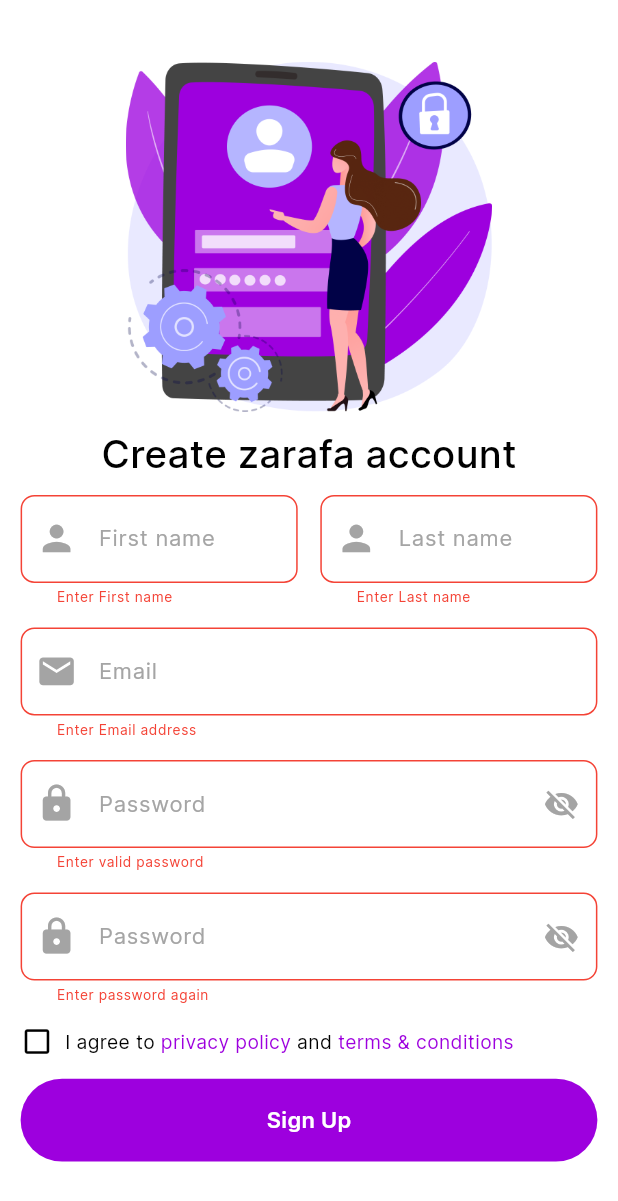
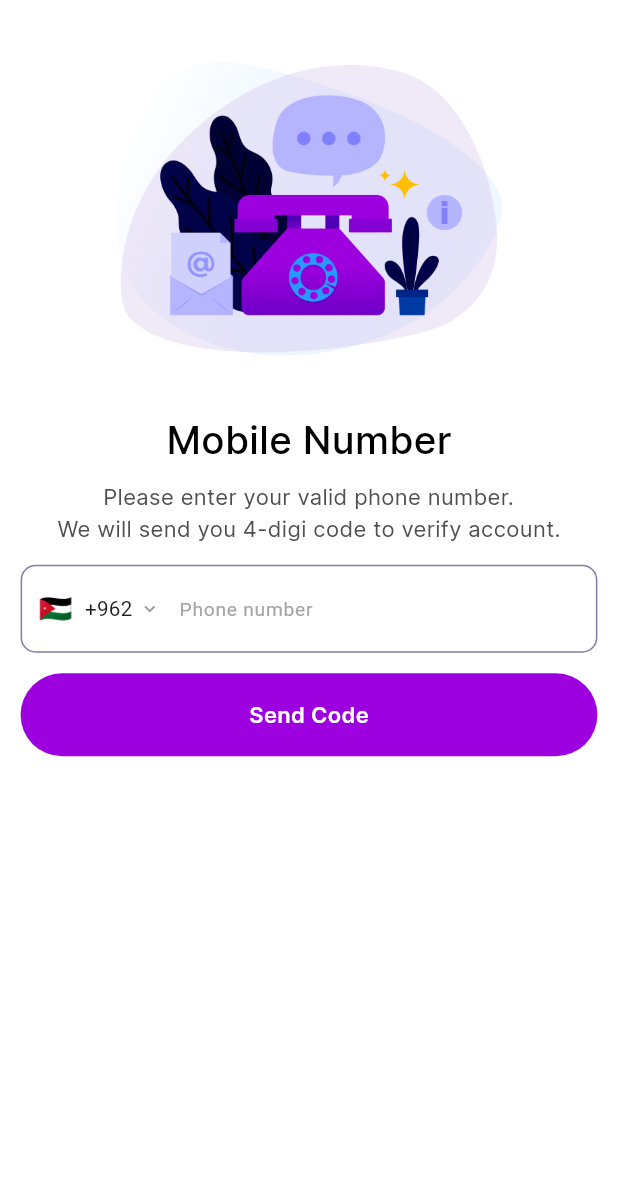
Before and after one commit to talha515/zarafa, a Flutter app: the screen it shows after launch, after a tap on "Sign Up", on a phone screen of 412 x 824 dp. Shown: the top 1201 px of the screen. Run offline on Flutter 3.47's test engine with Material 3 defaults, Android fonts, the phone set to English and light mode, and no system bars; drawn by our look-alikes of intl_phone_field; our stand-ins replace flutter_screenutil, get; Roboto replaces fonts that are missing (Cairo).

Commit message:
new push

```diff
--- /dev/null
+++ b/lib/screens/auth/mobile_number.dart
@@ -0,0 +1,139 @@
+import 'package:flutter/material.dart';
+import 'package:flutter_screenutil/flutter_screenutil.dart';
+import 'package:get/get_connect/http/src/utils/utils.dart';
+import 'package:zarafa/utils/button.dart';
+import 'package:zarafa/utils/colors.dart';
+import 'package:zarafa/utils/text_widget.dart';
+import 'package:intl_phone_field/intl_phone_field.dart';
+
+class MobileNUmber extends StatefulWidget {
+  const MobileNUmber({super.key});
+
+  @override
+  State<MobileNUmber> createState() => _MobileNUmberState();
+}
+
+class _MobileNUmberState extends State<MobileNUmber> {
+  @override
+  Widget build(BuildContext context) {
+    return Scaffold(
+      backgroundColor: whiteColor,
+      body: Padding(
+        padding: EdgeInsets.all(15.0.h),
+        child: Column(
+          crossAxisAlignment: CrossAxisAlignment.center,
+          children: [
+            SizedBox(
+              height: 30.h,
+            ),
+            Align(
+              alignment: Alignment.center,
+              child: Image.asset(
+                'assets/mobileNo.png',
+                height: 255.h,
+              ),
+            ),
+            // SizedBox(
+            //   height: 10.h,
+            // ),
+            TextWidget(
+              text: 'Mobile Number',
+              fontSize: 28.sp,
+              fontWeight: FontWeight.w500,
+            ),
+            SizedBox(
+              height: 10.h,
+            ),
+            TextWidget(
+              text: '''       Please enter your valid phone number.
+We will send you 4-digi code to verify account.''',
+              fontSize: 16.sp,
+              color: Color(0xff4f4f4f),
+              fontWeight: FontWeight.w400,
+            ),
+            SizedBox(
+              height: 15.h,
+            ),
+            IntlPhoneField(
+              onSubmitted: (value) {
+                // if(value){}
+              },
+              validator: (val) {
+                if (val!.number.isNotEmpty) {
+                  print('valid');
+                } else {
+                  print('object');
+                }
+              },
+              cursorColor: primaryColor,
+              style: TextStyle(
+                fontSize: 16.sp,
+                fontFamily: 'Cairo',
+              ),
+              autovalidateMode: AutovalidateMode.onUserInteraction,
+              dropdownTextStyle: TextStyle(
+                fontFamily: 'Cairo',
+                fontSize: 15.sp,
+              ),
+              flagsButtonPadding: EdgeInsets.only(left: 8.w),
+              showDropdownIcon: true,
+              dropdownIcon: Icon(
+                Icons.keyboard_arrow_down_rounded,
+                color: Colors.grey,
+                size: 15.w,
+              ),
+              dropdownIconPosition: IconPosition.trailing,
+              decoration: InputDecoration(
+                counterText: "",
+                filled: true,
+                isDense: true,
+                contentPadding:
+                    EdgeInsets.symmetric(horizontal: 20.w, vertical: 20.h),
+                fillColor: Colors.transparent,
+                errorStyle: TextStyle(
+                  color: Colors.red,
+                  fontFamily: 'Cairo',
+                  fontSize: 10.sp,
+                ),
+                focusedBorder: OutlineInputBorder(
+                  borderRadius: BorderRadius.circular(10),
+                  borderSide: BorderSide(
+                    width: 1.w,
+                    color: primaryColor,
+                  ),
+                ),
+                enabledBorder: OutlineInputBorder(
+                  borderRadius: BorderRadius.circular(10),
+                  borderSide:
+                      BorderSide(color: formfieldborderColor, width: 1.w),
+                ),
+                errorBorder: OutlineInputBorder(
+                  borderRadius: BorderRadius.circular(10),
+                  borderSide: BorderSide(color: Colors.red, width: 1.w),
+                ),
+                focusedErrorBorder: OutlineInputBorder(
+                  borderRadius: BorderRadius.circular(10),
+                  borderSide: BorderSide(color: Colors.red, width: 1.w),
+                ),
+                hintText: 'Phone number',
+                hintStyle: TextStyle(
+                  color: hinttextColor,
+                  fontFamily: 'Cairo',
+                  fontSize: 14.sp,
+                ),
+              ),
+              initialCountryCode: 'JO',
+              onChanged: (p) {},
+            ),
+            SizedBox(
+              height: 15.h,
+            ),
+            Button(
+              text: 'Send Code',
+            )
+          ],
+        ),
+      ),
+    );
+  }
+}
--- a/lib/screens/auth/sign_up.dart
+++ b/lib/screens/auth/sign_up.dart
@@ -1,5 +1,7 @@
 import 'package:flutter/material.dart';
 import 'package:flutter_screenutil/flutter_screenutil.dart';
+import 'package:get/get.dart';
+import 'package:zarafa/screens/auth/mobile_number.dart';
 import 'package:zarafa/utils/button.dart';
 import 'package:zarafa/utils/colors.dart';
 import 'package:zarafa/utils/text_field.dart';
@@ -203,12 +205,15 @@ class _SignUpState extends State<SignUp> {
                 height: 15.h,
               ),
               Button(
+                borderRadius: 10.r,
                 onTap: () {
-                  if (_formkey.currentState!.validate()) {
-                    print('congrats');
-                  } else {
-                    print('error');
-                  }
+                  Get.to(() => MobileNUmber());
+                  // if (_formkey.currentState!.validate()) {
+                  //   print('congrats');
+                  //   Get.to(() => MobileNUmber());
+                  // } else {
+                  //   print('error');
+                  // }
                 },
                 text: 'Sign Up',
               )
--- a/pubspec.yaml
+++ b/pubspec.yaml
@@ -37,6 +37,7 @@ dependencies:
   cupertino_icons: ^1.0.2
   flutter_screenutil: ^5.9.0
   get: ^4.6.6
+  intl_phone_field: ^3.1.0
 
 dev_dependencies:
   flutter_test:
```
Also changed, not shown: assets/mobileNo.png (renamed from assets/Frame.png), pubspec.lock.
